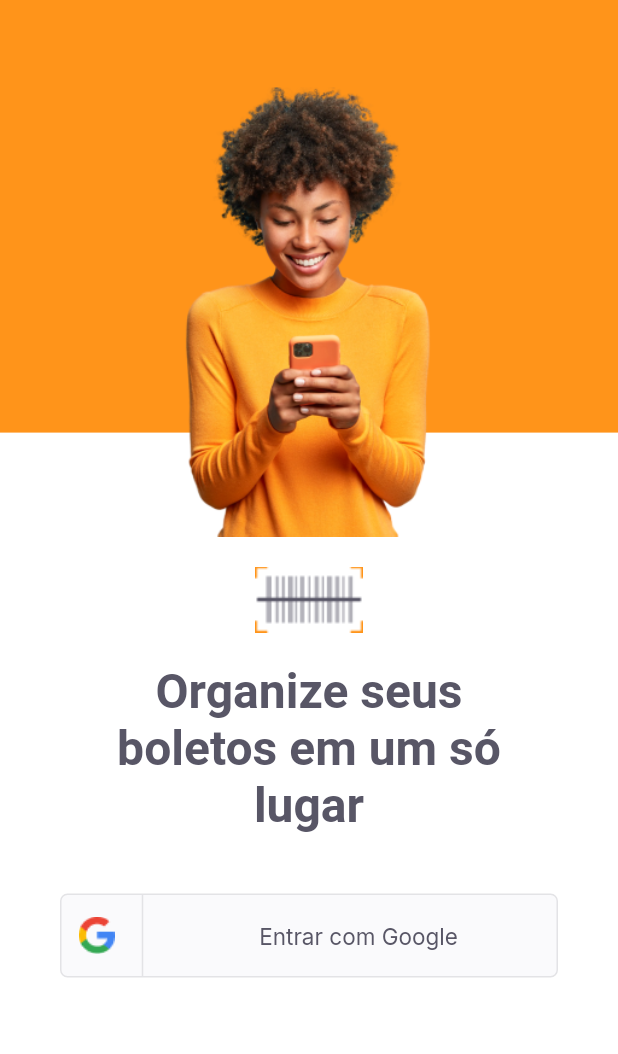
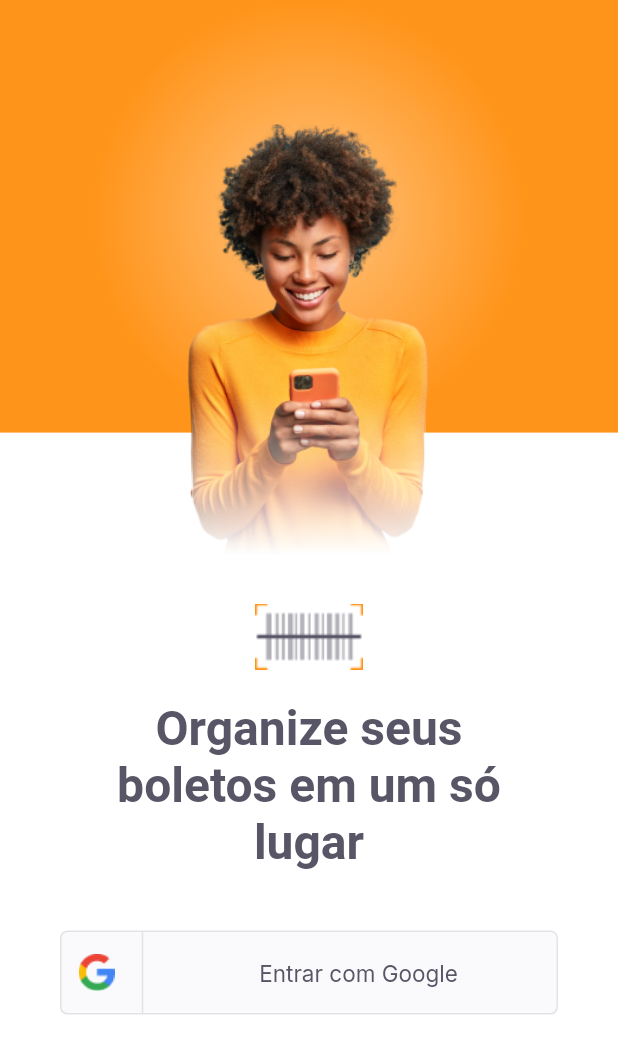
Before and after one commit to emiliosheinz/nlw-together-pay-flow, a Flutter app: the screen it shows after launch, on a phone screen of 412 x 824 dp. Shown: the top 1054 px of the screen. Run offline on Flutter 3.47's test engine with Material 2 defaults, Android fonts, the phone set to English and light mode, and no system bars; our stand-ins replace camera, firebase_core, flutter_masked_text2, font_awesome_flutter, google_fonts, google_sign_in and 2 more; missing offline and left inert: animated_card, google_ml_kit; accounts and stored records are empty.

Commit message:
feat: gradients on login screen

```diff
--- a/lib/modules/login/login_page.dart
+++ b/lib/modules/login/login_page.dart
@@ -22,6 +22,8 @@ class _LoginPageState extends State<LoginPage> {
   Widget build(BuildContext context) {
     final screenSize = MediaQuery.of(context).size;
     final topContainerHeight = screenSize.height * 0.35;
+    final double imageSizeWidth = 208;
+    final double imageHeight = 300;
 
     return Scaffold(
       backgroundColor: AppColors.background,
@@ -31,22 +33,55 @@ class _LoginPageState extends State<LoginPage> {
         child: Stack(
           children: [
             Container(
-              color: AppColors.primary,
-              width: double.infinity,
+              decoration: BoxDecoration(
+                color: AppColors.primary,
+                gradient: RadialGradient(
+                  colors: [
+                    Color(0xFFFFC380),
+                    AppColors.primary,
+                  ],
+                ),
+              ),
+              width: screenSize.width,
               height: topContainerHeight,
             ),
             Positioned(
-              top: topContainerHeight / 5,
+              top: topContainerHeight / 3.5,
               left: 0,
               right: 0,
               child: Column(
                 mainAxisAlignment: MainAxisAlignment.center,
                 crossAxisAlignment: CrossAxisAlignment.center,
                 children: [
-                  Image.asset(
-                    AppImages.person,
-                    width: 208,
-                    height: 300,
+                  Container(
+                    width: imageSizeWidth,
+                    height: imageHeight,
+                    child: Stack(
+                      alignment: Alignment.bottomCenter,
+                      children: [
+                        Padding(
+                          padding: EdgeInsets.only(bottom: 5),
+                          child: Image.asset(
+                            AppImages.person,
+                          ),
+                        ),
+                        Container(
+                          width: imageSizeWidth * 0.75,
+                          decoration: BoxDecoration(
+                            color: Colors.white,
+                            gradient: LinearGradient(
+                              begin: FractionalOffset.topCenter,
+                              end: FractionalOffset.bottomCenter,
+                              colors: [
+                                Colors.white.withOpacity(0.0),
+                                Colors.white,
+                              ],
+                              stops: [0.6, 0.96],
+                            ),
+                          ),
+                        ),
+                      ],
+                    ),
                   ),
                   Padding(
                     padding: const EdgeInsets.only(top: 20),
```
